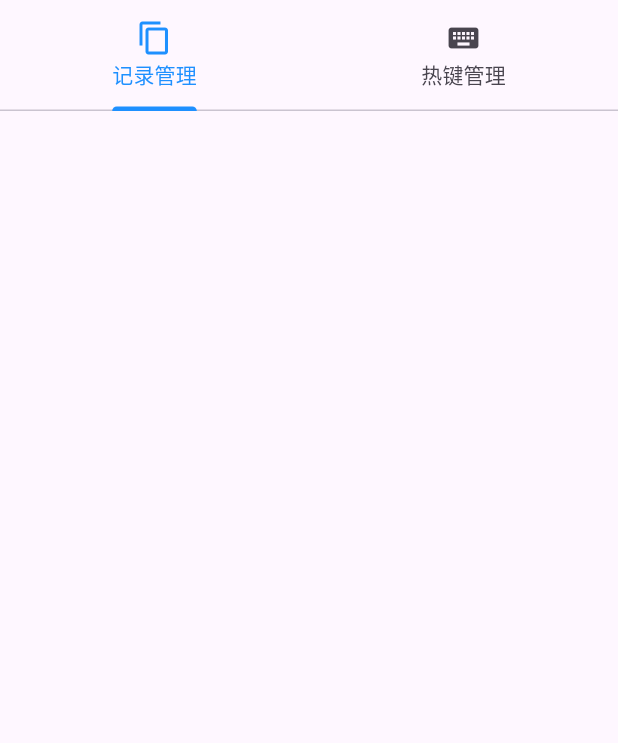
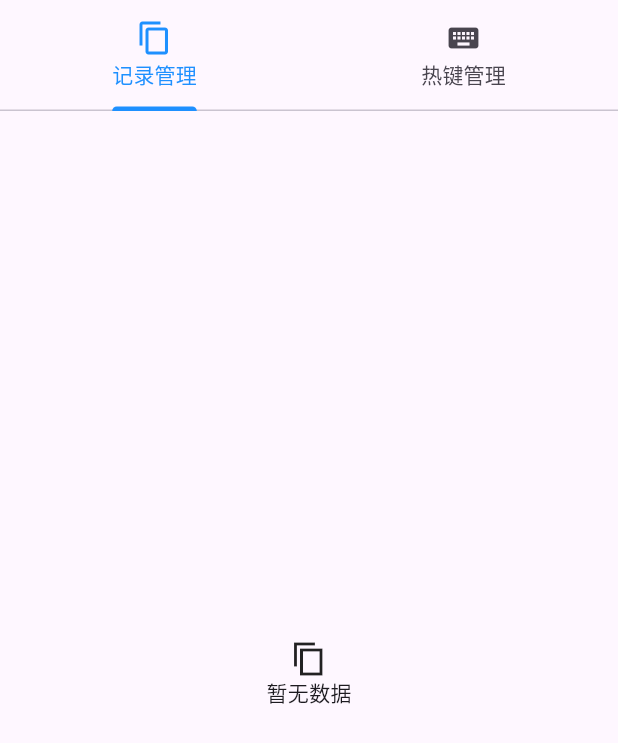
Before and after one commit to piaojin/quick_copy_paste, a Flutter app: the screen it shows after launch, on a phone screen of 412 x 824 dp. Shown: the top 743 px of the screen. Run offline on Flutter 3.47's test engine with Material 3 defaults, Android fonts, the phone set to English and light mode, and no system bars; our stand-ins replace bot_toast, event_bus, shared_preferences; missing offline and left inert: hotkey_manager, keypress_simulator, pasteboard, shared_preferences_web, window_manager.

Commit message:
添加空屏

```diff
--- a/lib/pages/clipboard_record_page.dart
+++ b/lib/pages/clipboard_record_page.dart
@@ -32,6 +32,7 @@ class _ClipboardRecordPageState extends State<ClipboardRecordPage> with Automati
   final List<ClipboardItem> _items = [];
   late StreamSubscription copyPasteSubscription;
   late var scrollController = ScrollController();
+  late var emptyWidget = const Center(child: Column(mainAxisAlignment: MainAxisAlignment.center, crossAxisAlignment: CrossAxisAlignment.center, children: [Icon(Icons.copy_sharp), Text("暂无数据")],),);
 
   @override
   bool get wantKeepAlive => true;
@@ -99,13 +100,13 @@ class _ClipboardRecordPageState extends State<ClipboardRecordPage> with Automati
     // fast, so that you can just rebuild anything that needs updating rather
     // than having to individually change instances of widgets.
     return Scaffold(
-      body: ListView.builder(
+      body: _items.isNotEmpty ? ListView.builder(
         itemCount: _items.length,
         itemBuilder: (BuildContext context, int position) {
           return createRow(position);
         },
         controller: scrollController,
-      ),
+      ) : emptyWidget,
        // This trailing comma makes auto-formatting nicer for build methods.
     );
   }
```
Also changed, not shown: 1 other file.
